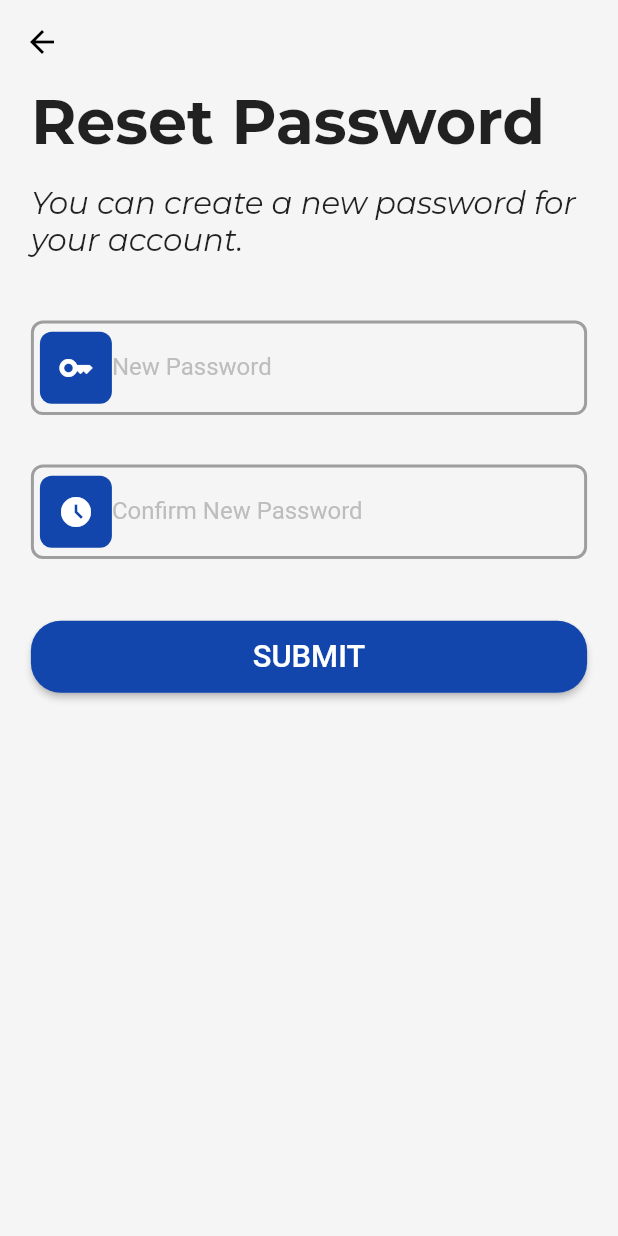
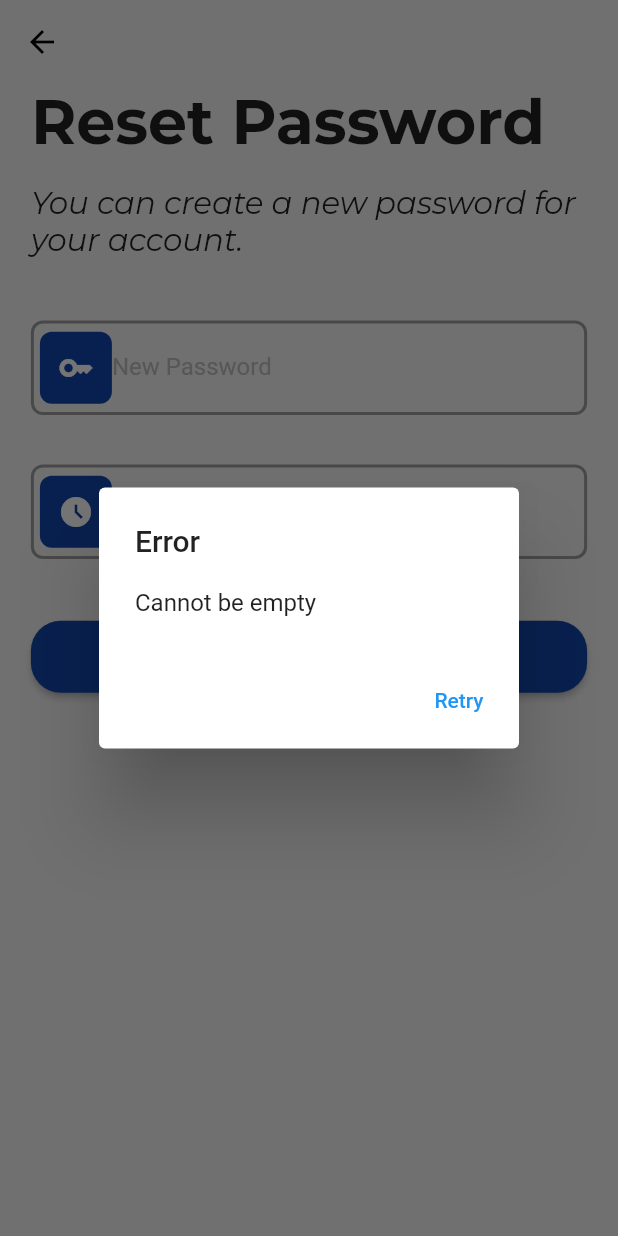
Before and after one commit to lakshya1goel/BytePad, a Flutter app: the ResetPasswordScreen screen opened directly with empty values, after a tap on "SUBMIT", on a phone screen of 412 x 824 dp. Run offline on Flutter 3.47's test engine with Material 2 defaults, Android fonts, the phone set to English and light mode, and no system bars; project files that could hold a hidden picture were left out.

Commit message:
add reset password validation & error dialog box

```diff
--- a/lib/Contollers/validation.dart
+++ b/lib/Contollers/validation.dart
@@ -17,4 +17,29 @@ class Validator {
 
     return null; // Indicates the email is valid
   }
+
+  static String? isResetPassword(String password, String confirmPassword) {
+    if (password.isEmpty || confirmPassword.isEmpty) {
+      return "Cannot be empty";
+    }
+
+    final passwordRegex = RegExp(r'^(?=.*[A-Z])(?=.*[a-z])(?=.*\d)(?=.*[@$!%*?&])[A-Za-z\d@$!%*?&]+$');
+    bool isValidFormat = passwordRegex.hasMatch(password);
+
+    if (password.length < 8) {
+      return "Password must contain atleast 8 characters";
+    }
+
+    if (!isValidFormat) {
+      return "Please Enter a Strong Password";
+    }
+
+    if(password != confirmPassword) {
+      return "Password Mismatch";
+    }
+
+    return null; // Indicates the email is valid
+  }
+
+
 }
--- a/lib/Services/reset_password.dart
+++ b/lib/Services/reset_password.dart
@@ -4,7 +4,7 @@ import 'package:flutter/material.dart';
 
 import '../Views/Pages/authentication/success_screen.dart';
 
-Future<void> resetPassword(String? token, String newPassword, BuildContext context) async {
+Future<String?> resetPassword(String? token, String newPassword, BuildContext context) async {
   var url = Uri.parse('https://bytepad.onrender.com/auth/reset-password/');
   var headers = {
     'accept': 'application/json',
@@ -20,14 +20,10 @@ Future<void> resetPassword(String? token, String newPassword, BuildContext conte
   if (response.statusCode == 200) {
     print('Password reset successful');
     print(jsonDecode(response.body));
-    Navigator.push(
-      context,
-      MaterialPageRoute(
-        builder: (context) => const SuccessScreen(),
-      ),
-    );
+    return null;
   } else {
     print('Error: ${response.statusCode}');
     print(jsonDecode(response.body));
+    return jsonDecode(response.body)['error'];
   }
 }
--- a/lib/Views/Pages/authentication/reset_password_page.dart
+++ b/lib/Views/Pages/authentication/reset_password_page.dart
@@ -1,6 +1,8 @@
 import 'package:bytepad/Views/Pages/authentication/success_screen.dart';
 import 'package:flutter/material.dart';
 
+import '../../../Contollers/validation.dart';
+import '../../../Models/error_message_dialog_box.dart';
 import '../../../Services/reset_password.dart';
 import '../../../theme_data.dart';
 import '../../Widgets/custom_input_field.dart';
@@ -17,6 +19,7 @@ class _ResetPasswordScreenState extends State<ResetPasswordScreen> {
 
   TextEditingController  passwordController = TextEditingController();
   TextEditingController confirmPasswordController = TextEditingController();
+  bool isLoading = false;
 
   @override
   Widget build(BuildContext context) {
@@ -74,8 +77,46 @@ class _ResetPasswordScreenState extends State<ResetPasswordScreen> {
                 child: Container(
                   width: size.width*0.9,
                   child: ElevatedButton(
-                    onPressed: (){
-                      resetPassword(widget.token, passwordController.text, context);
+                    // onPressed: (){
+                    //   resetPassword(widget.token, passwordController.text, context);
+                    // },
+                    onPressed: () async {
+                      String? passwordError = Validator.isResetPassword(passwordController.text, confirmPasswordController.text);
+                      if (passwordError != null) {
+                        ErrorMessage.showAlertDialog(context, "Error", passwordError);
+                        return;
+                      }
+
+
+                      setState(() {
+                        isLoading = true;
+                      });
+
+                      try {
+                        String? errorMessage = await resetPassword(widget.token, passwordController.text, context);
+
+                        setState(() {
+                          isLoading = false;
+                        });
+
+                        if (errorMessage != null) {
+                          ErrorMessage.showAlertDialog(context, "Error", errorMessage);
+                          return; // Don't proceed further if there's an error
+                        }
+
+                        Navigator.push(
+                          context,
+                          MaterialPageRoute(
+                            builder: (context) => SuccessScreen(),
+                          ),
+                        );
+
+                      } catch (error) {
+                        setState(() {
+                          isLoading = false;
+                        });
+                        ErrorMessage.showAlertDialog(context, "Error", "Error requesting OTP. Please try again later.");
+                      }
                     },
                     child: Padding(
                       padding: const EdgeInsets.all(12.0),
```
